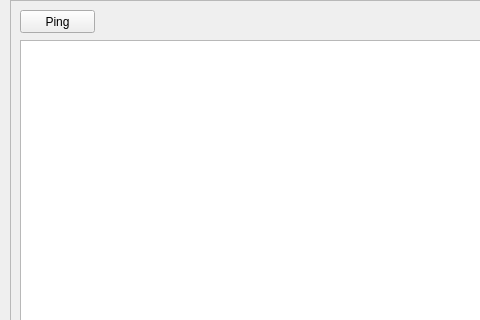
First picture: the form in MainWindow.ui, repository toshie/dobromir_gui, before the edit; both pictures show x 0 to 480 and y 0 to 320 of the 800 by 600 pixel window.
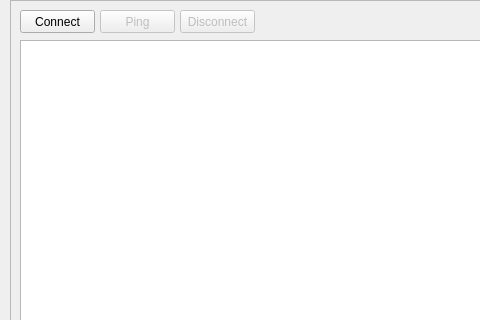
Second picture: the form after the edit.

Patch:
```diff
--- a/MainWindow.ui
+++ b/MainWindow.ui
@@ -40,9 +40,12 @@
      </property>
     </widget>
     <widget class="QPushButton" name="btnPing">
+     <property name="enabled">
+      <bool>false</bool>
+     </property>
      <property name="geometry">
       <rect>
-       <x>10</x>
+       <x>90</x>
        <y>10</y>
        <width>75</width>
        <height>23</height>
@@ -52,6 +55,35 @@
       <string>Ping</string>
      </property>
     </widget>
+    <widget class="QPushButton" name="btnConnect">
+     <property name="geometry">
+      <rect>
+       <x>10</x>
+       <y>10</y>
+       <width>75</width>
+       <height>23</height>
+      </rect>
+     </property>
+     <property name="text">
+      <string>Connect</string>
+     </property>
+    </widget>
+    <widget class="QPushButton" name="btnDisconnect">
+     <property name="enabled">
+      <bool>false</bool>
+     </property>
+     <property name="geometry">
+      <rect>
+       <x>170</x>
+       <y>10</y>
+       <width>75</width>
+       <height>23</height>
+      </rect>
+     </property>
+     <property name="text">
+      <string>Disconnect</string>
+     </property>
+    </widget>
    </widget>
   </widget>
   <widget class="QMenuBar" name="menubar">
```
